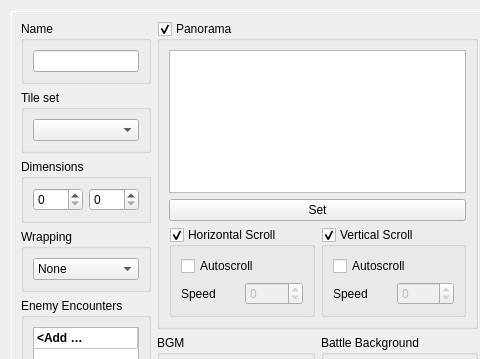
Old version of the form src/ui/maptree/map_properties_dialog.ui in the repository EasyRPG/Editor; both pictures show x 0 to 480 and y 0 to 359 of the 845 by 644 pixel window.
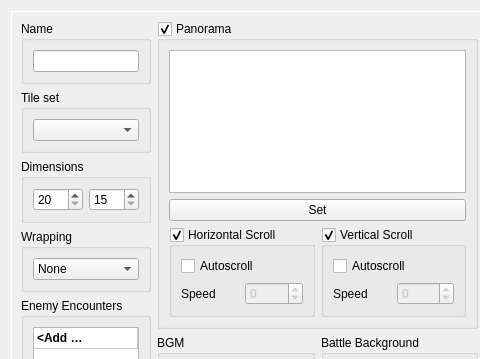
New version of the form.

Commit message:
Maps: Enforce minimum size of 20x15
The map properties windows uses now a map minimum width of 20 tiles
and a map minimum height of 15 tiles.

```diff
--- a/src/ui/maptree/map_properties_dialog.ui
+++ b/src/ui/maptree/map_properties_dialog.ui
@@ -56,10 +56,18 @@
           </property>
           <layout class="QHBoxLayout" name="layoutDimensions">
            <item>
-            <widget class="QSpinBox" name="spinWidth"/>
+            <widget class="QSpinBox" name="spinWidth">
+             <property name="minimum">
+              <number>20</number>
+             </property>
+            </widget>
            </item>
            <item>
-            <widget class="QSpinBox" name="spinHeight"/>
+            <widget class="QSpinBox" name="spinHeight">
+             <property name="minimum">
+              <number>15</number>
+             </property>
+            </widget>
            </item>
           </layout>
          </widget>
```
